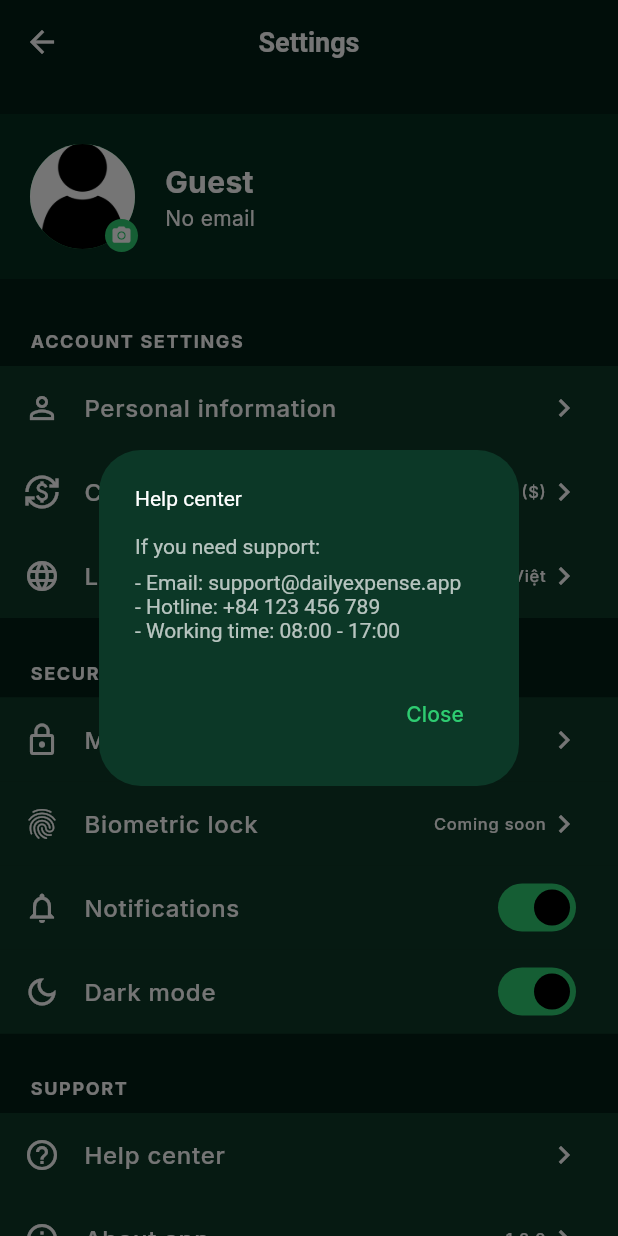
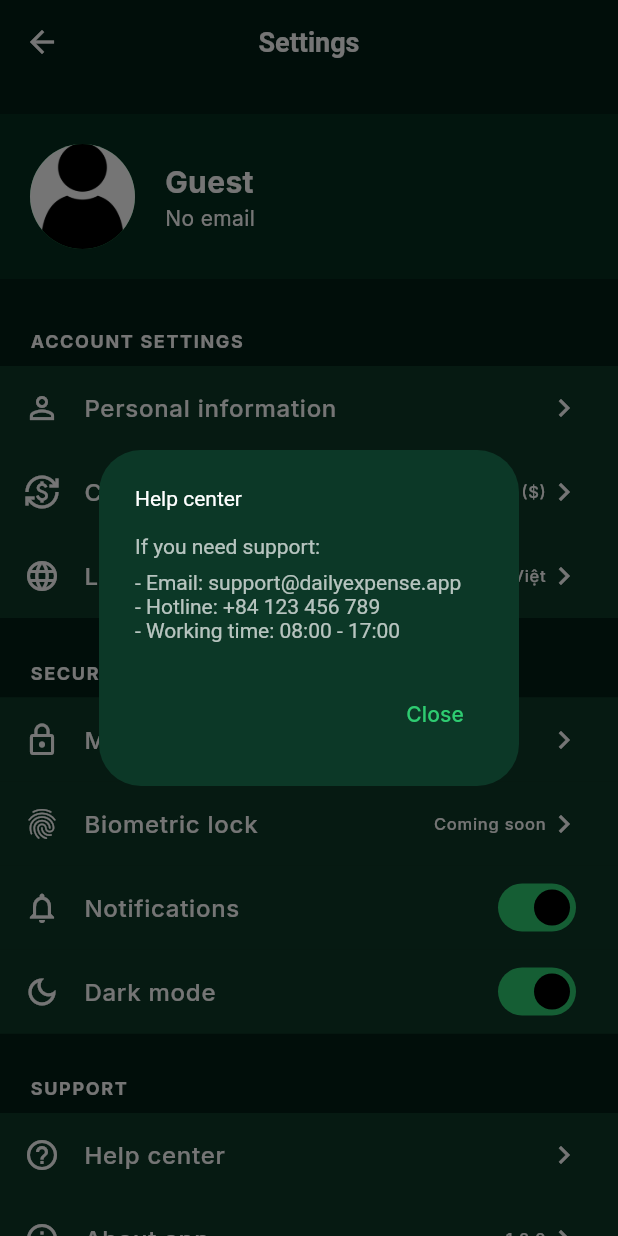
Before and after one commit to ptcutis1tg/Ngot, a Flutter app: the SettingsScreen screen opened directly, after a tap on "Help center", on a phone screen of 412 x 824 dp. Run offline on Flutter 3.47's test engine with Material 3 defaults, Android fonts, the phone set to English and light mode, and no system bars; our stand-ins replace file_picker, fl_chart, flutter_dotenv, flutter_secure_storage, go_router, google_fonts and 4 more; missing offline and left inert: crop_your_image, encrypt; accounts and stored records are empty.

Commit message:
feat: revert settings ProfileHeader to static container

```diff
--- a/lib/firstscreen/settings_components/settings_sections.dart
+++ b/lib/firstscreen/settings_components/settings_sections.dart
@@ -164,45 +164,15 @@ class ProfileHeader extends StatelessWidget {
     return Consumer<UserProfileProvider>(
       builder: (context, userProfile, _) {
         final theme = Theme.of(context);
-        return InkWell(
-          onTap: () {
-            Navigator.push(
-              context,
-              MaterialPageRoute(
-                builder: (_) => const PersonalInformationScreen(),
-              ),
-            );
-          },
-          child: Container(
+        return Container(
           padding: const EdgeInsets.all(20),
           color: layerColor(context, 1),
           child: Row(
-              children: [
-                Stack(
-                  clipBehavior: Clip.none,
             children: [
               CircleAvatar(
                 key: ValueKey<String>(userProfile.userAvatar),
                 radius: 35,
                 backgroundImage: avatarProvider(userProfile.userAvatar),
-                    ),
-                    Positioned(
-                      right: -2,
-                      bottom: -2,
-                      child: Container(
-                        padding: const EdgeInsets.all(4),
-                        decoration: const BoxDecoration(
-                          color: Color(0xFF2ECC71),
-                          shape: BoxShape.circle,
-                        ),
-                        child: const Icon(
-                          Icons.camera_alt,
-                          color: Colors.white,
-                          size: 14,
-                        ),
-                      ),
-                    ),
-                  ],
               ),
               const SizedBox(width: 20),
               Expanded(
@@ -226,7 +196,6 @@ class ProfileHeader extends StatelessWidget {
                 ),
               ),
             ],
-            ),
           ),
         );
       },
```
Lines whose indentation alone changed are shown as unchanged.
